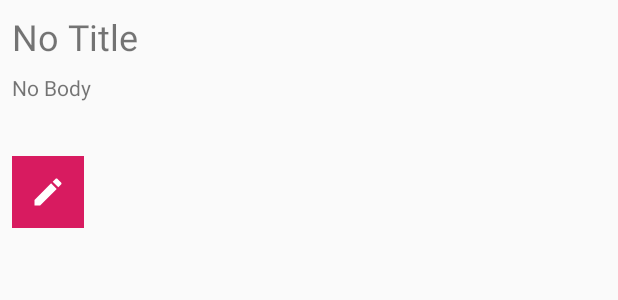
After one commit to Cespresso/Todoy-android, an Android app: the layout show_todo_fragment.xml on its own in the app's theme, with its tools: preview values and no code run, on a phone screen of 412 x 824 dp. The commit adds this screen. Shown: the top 300 px of the screen. Run offline under Robolectric (Android 15) with nearby library versions, the phone set to English and light mode, and no system bars.

Commit message:
詳細表示画面の追加

```diff
--- a/app/src/main/java/cespresso/gmail/com/todoy/di/MainActivityModule.kt
+++ b/app/src/main/java/cespresso/gmail/com/todoy/di/MainActivityModule.kt
@@ -1,6 +1,7 @@
 package cespresso.gmail.com.todoy.di
 
 import cespresso.gmail.com.todoy.ui.main.HomeFragment
+import cespresso.gmail.com.todoy.ui.main.ShowFragment
 import dagger.Module
 import dagger.android.ContributesAndroidInjector
 
@@ -8,4 +9,7 @@ import dagger.android.ContributesAndroidInjector
 abstract class MainActivityModule {
     @ContributesAndroidInjector
     abstract fun contributeMainFragment(): HomeFragment
+
+    @ContributesAndroidInjector
+    abstract fun contributeShowFragment(): ShowFragment
 }
--- /dev/null
+++ b/app/src/main/res/drawable/ic_edit_white_24dp.xml
@@ -0,0 +1,5 @@
+<vector android:height="24dp" android:tint="#FFFFFF"
+    android:viewportHeight="24.0" android:viewportWidth="24.0"
+    android:width="24dp" xmlns:android="http://schemas.android.com/apk/res/android">
+    <path android:fillColor="#FF000000" android:pathData="M3,17.25V21h3.75L17.81,9.94l-3.75,-3.75L3,17.25zM20.71,7.04c0.39,-0.39 0.39,-1.02 0,-1.41l-2.34,-2.34c-0.39,-0.39 -1.02,-0.39 -1.41,0l-1.83,1.83 3.75,3.75 1.83,-1.83z"/>
+</vector>
--- /dev/null
+++ b/app/src/main/res/layout/show_todo_fragment.xml
@@ -0,0 +1,34 @@
+<?xml version="1.0" encoding="utf-8"?>
+<androidx.constraintlayout.widget.ConstraintLayout
+        xmlns:android="http://schemas.android.com/apk/res/android"
+        xmlns:app="http://schemas.android.com/apk/res-auto" xmlns:tools="http://schemas.android.com/tools" android:orientation="vertical"
+        android:layout_width="match_parent"
+        android:layout_height="match_parent">
+
+
+    <TextView
+            android:text="No Title"
+            android:layout_width="0dp"
+            android:layout_height="wrap_content"
+            android:id="@+id/todo_show_title" app:layout_constraintStart_toStartOf="parent"
+            android:layout_marginStart="8dp"
+            android:layout_marginTop="8dp"
+            app:layout_constraintTop_toTopOf="parent" android:textSize="24sp" android:layout_marginEnd="8dp"
+            app:layout_constraintEnd_toEndOf="parent"/>
+    <TextView
+            android:text="No Body"
+            android:layout_width="0dp"
+            android:layout_height="wrap_content"
+            android:id="@+id/todo_show_body"
+            android:layout_marginTop="8dp"
+            app:layout_constraintTop_toBottomOf="@+id/todo_show_title" app:layout_constraintStart_toStartOf="parent"
+            android:layout_marginStart="8dp" app:layout_constraintEnd_toEndOf="parent" android:layout_marginEnd="8dp"/>
+    <ImageButton
+            android:layout_width="wrap_content"
+            android:layout_height="wrap_content" app:srcCompat="@drawable/ic_edit_white_24dp"
+            android:id="@+id/imageButton2"
+            android:background="@color/colorAccent" android:padding="12dp" android:layout_marginTop="36dp"
+            app:layout_constraintTop_toBottomOf="@+id/todo_show_body"
+            android:layout_marginStart="8dp"
+            app:layout_constraintStart_toStartOf="parent"/>
+</androidx.constraintlayout.widget.ConstraintLayout>
```
Also changed, not shown: app/src/main/java/cespresso/gmail/com/todoy/ui/main/ShowFragment.kt (added, +51 -0 lines), app/src/main/res/navigation/main_navigation.xml (+11 -3 lines).
